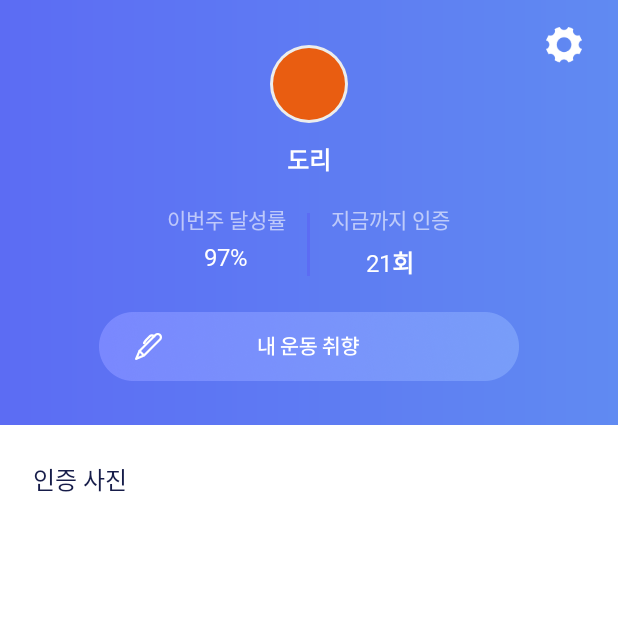
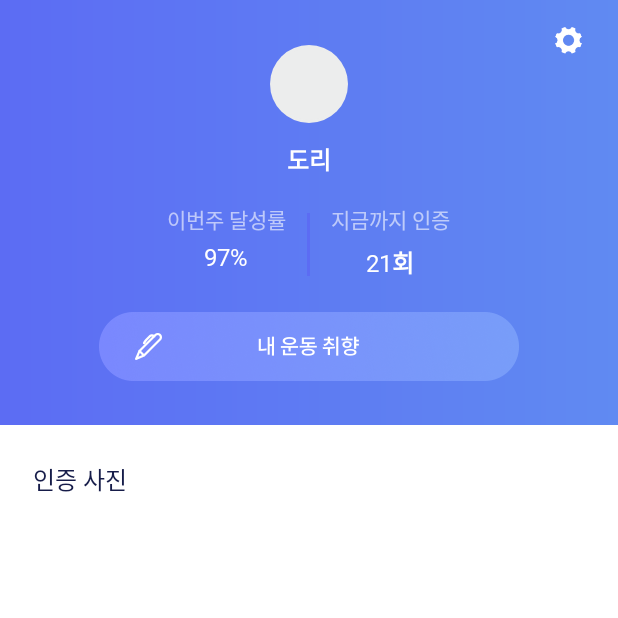
Before and after one commit to TEAMGODORI/GODORI_A, an Android app: the fragment MyInfoTabFragment shown on its own in the app's theme, on a phone screen of 412 x 824 dp, the top half of it. Run offline under Robolectric (Android 15) with nearby library versions, the phone set to English and light mode, and no system bars; libraries missing offline, so code that uses them is left out: com.kakao.sdk; pictures from the network do not load; 3 statements that could not run were skipped.

Commit message:
로그아웃 후 이전화면으로 안넘어가게 수정, 뷰 수정

```diff
--- a/GODORI/app/src/main/java/com/example/godori/activity/SettingActivity.kt
+++ b/GODORI/app/src/main/java/com/example/godori/activity/SettingActivity.kt
@@ -27,6 +27,8 @@ class SettingActivity : AppCompatActivity() {
                     Log.d("SettingActivity", "로그아웃 성공")
                 }
                 val intent = Intent(this, LoginActivity::class.java)
+                intent.addFlags(Intent.FLAG_ACTIVITY_CLEAR_TASK)
+                intent.addFlags(Intent.FLAG_ACTIVITY_NEW_TASK)
                 startActivity(intent.addFlags(FLAG_ACTIVITY_CLEAR_TOP))
             }
         }
--- a/GODORI/app/src/main/java/com/example/godori/adapter/GroupAlreadyCertiAdapter.kt
+++ b/GODORI/app/src/main/java/com/example/godori/adapter/GroupAlreadyCertiAdapter.kt
@@ -66,9 +66,9 @@ class GroupAlreadyCertiAdapter(
 //                .error(android.R.drawable.stat_notify_error)
 //                .into(holder.userImg)
 //        }
-//        holder.name.setText(unTodayMemberList!![position].user_name)
-//        holder.count.setText(unTodayMemberList[position].week_count.toString())
-//        holder.totalCount.setText("/" + group!!.data.group_cycle.toString())
+        holder.name.setText(unTodayMemberList!![position].user_name)
+        holder.count.setText(unTodayMemberList[position].week_count.toString())
+        holder.totalCount.setText("/" + group!!.data.group_cycle.toString())
 
         val userImgUrl: String = unTodayMemberList?.get(position)!!.user_img
 
--- a/GODORI/app/src/main/res/drawable/my_ly_iv_profile.xml
+++ b/GODORI/app/src/main/res/drawable/my_ly_iv_profile.xml
@@ -14,7 +14,7 @@
 </item>
 <item>
     <shape android:shape="oval">
-        <solid android:color="#e95d11" />
+        <solid android:color="#eceded" />
         <corners android:radius="10dp" />
         <size
             android:width="70dp"
--- a/GODORI/app/src/main/res/layout/fragment_my_info_tab.xml
+++ b/GODORI/app/src/main/res/layout/fragment_my_info_tab.xml
@@ -19,8 +19,8 @@
 
             <ImageButton
                 android:id="@+id/my_btn_setting"
-                android:layout_width="24dp"
-                android:layout_height="24dp"
+                android:layout_width="18dp"
+                android:layout_height="18dp"
                 android:layout_alignParentRight="true"
                 android:layout_gravity="right"
                 android:layout_marginTop="18dp"
```
